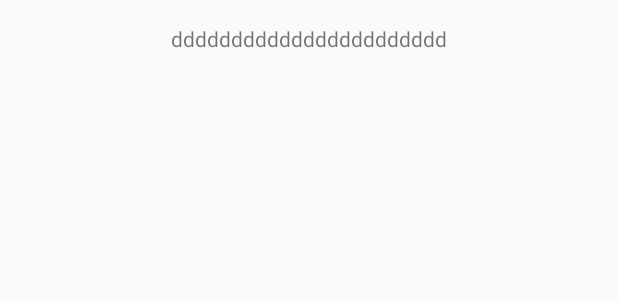
After one commit to lcm-hades/HeaderAndFooterRecycleViewDemo, an Android app: the layout data_item.xml on its own in the app's theme, with its tools: preview values and no code run, on a phone screen of 412 x 824 dp. The commit adds this screen. Shown: the top 300 px of the screen. Run offline under Robolectric (Android 15) with nearby library versions, the phone set to English and light mode, and no system bars.

Commit message:
update BaseRecyclerViewAdaptor

```diff
--- /dev/null
+++ b/app/src/main/res/layout/data_item.xml
@@ -0,0 +1,16 @@
+<?xml version="1.0" encoding="utf-8"?>
+<LinearLayout
+    xmlns:android="http://schemas.android.com/apk/res/android"
+    android:orientation="vertical"
+    android:layout_width="match_parent"
+    android:layout_height="match_parent"
+    android:minHeight="56dp">
+    <TextView
+        android:layout_width="wrap_content"
+        android:layout_height="wrap_content"
+        android:text="ddddddddddddddddddddddd"
+        android:layout_marginTop="16dp"
+        android:layout_marginBottom="16dp"
+        android:layout_gravity="center"
+        android:id="@+id/tv"/>
+</LinearLayout>
```
Also changed, not shown: app/src/main/java/com/demo/hades/headerandfooterrecycleviewdemo/MainActivity.java (+20 -27 lines), app/src/main/java/com/demo/hades/headerandfooterrecycleviewdemo/RecyclerViewAdapter.java (+17 -3 lines), app/src/main/res/layout/activity_main.xml (+4 -4 lines).
